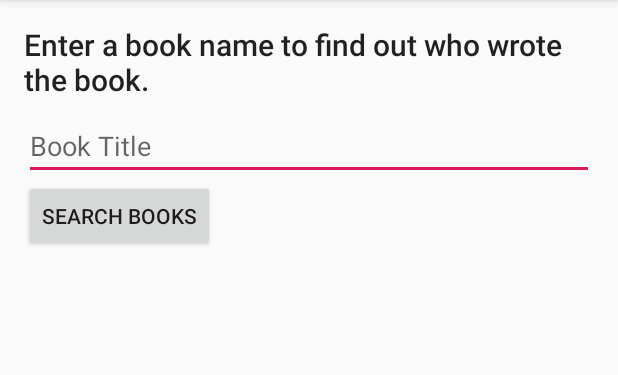
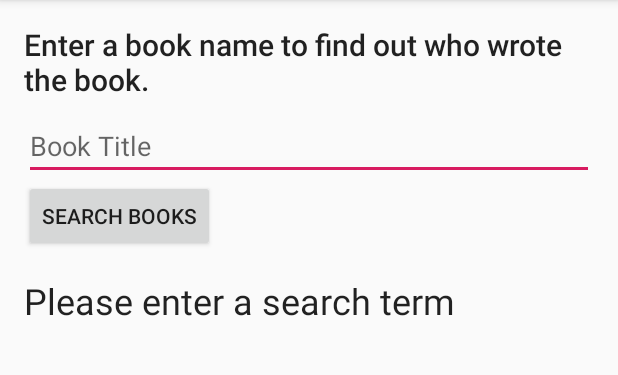
Before and after one commit to BvSiT-AndroidAssociateDeveloperCert/WhoWroteIt, an Android app: the screen it shows after launch (MainActivity), after a tap on "SEARCH BOOKS", on a phone screen of 412 x 824 dp, the part 84-459 px from its top. Run offline under Robolectric (Android 15) with nearby library versions, the phone set to English and light mode, and no system bars.

```diff
--- a/app/src/main/java/com/example/android/whowroteit/MainActivity.java
+++ b/app/src/main/java/com/example/android/whowroteit/MainActivity.java
@@ -1,8 +1,12 @@
 package com.example.android.whowroteit;
 
+import android.content.Context;
+import android.net.ConnectivityManager;
+import android.net.NetworkInfo;
 import android.support.v7.app.AppCompatActivity;
 import android.os.Bundle;
 import android.view.View;
+import android.view.inputmethod.InputMethodManager;
 import android.widget.EditText;
 import android.widget.TextView;
 
@@ -22,10 +26,37 @@ public class MainActivity extends AppCompatActivity {
 
     public void searchBooks(View view) {
         String queryString = mBookInput.getText().toString();
-        if (queryString.length()>0){
-            FetchBook fetchBook = new FetchBook(mTitleText,mAuthorText);
-            fetchBook.execute(queryString);
+        InputMethodManager inputManager = (InputMethodManager)
+                getSystemService(Context.INPUT_METHOD_SERVICE);
+
+        if (inputManager != null ) {
+            inputManager.hideSoftInputFromWindow(view.getWindowToken(),
+                    InputMethodManager.HIDE_NOT_ALWAYS);
         }
+
+        ConnectivityManager connMgr = (ConnectivityManager)
+                getSystemService(Context.CONNECTIVITY_SERVICE);
+        NetworkInfo networkInfo = null;
+        if (connMgr != null) {
+            networkInfo = connMgr.getActiveNetworkInfo();
+        }
+
+        if (networkInfo != null && networkInfo.isConnected()
+                && queryString.length() != 0) {
+            new FetchBook(mTitleText, mAuthorText).execute(queryString);
+            mAuthorText.setText("");
+            mTitleText.setText(R.string.loading);
+        }
+         else {
+            if (queryString.length() == 0) {
+                mAuthorText.setText("");
+                mTitleText.setText(R.string.no_search_term);
+            } else {
+                mAuthorText.setText("");
+                mTitleText.setText(R.string.no_network);
+            }
+        }
+
 
     }
 }
--- a/app/src/main/res/values/strings.xml
+++ b/app/src/main/res/values/strings.xml
@@ -5,4 +5,7 @@
     <string name="button_text">Search Books</string>
     <string name="input_hint">Book Title</string>
     <string name="no_results">No results</string>
+    <string name="loading">Loading...</string>
+    <string name="no_search_term">Please enter a search term</string>
+    <string name="no_network">Please check your network connection and try again.</string>
 </resources>
```
